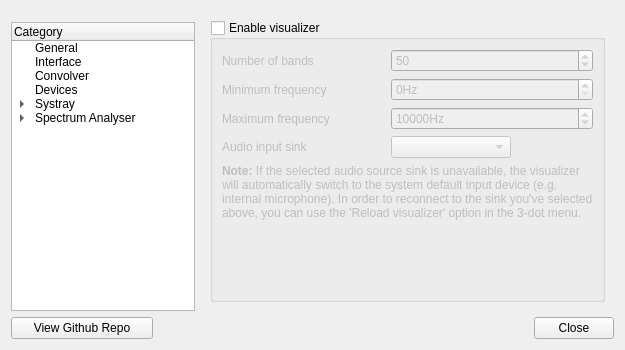
Old version of the form dialog/settings.ui in the repository Audio4Linux/Viper4Linux-GUI.
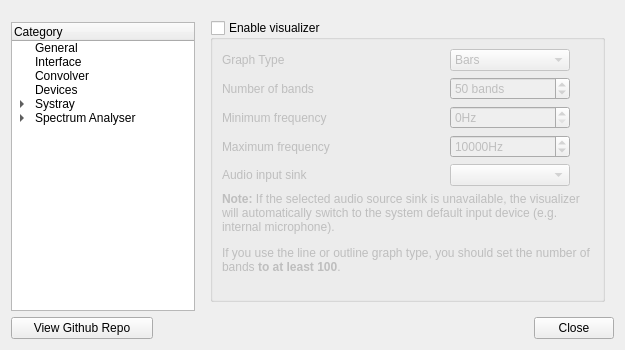
New version of the form. The open tabs and pages were chosen to show the change. Custom widgets are drawn as their Qt base class.

Commit message: Add 2 new graph styles: Outline, Gradient Line

```diff
--- a/dialog/settings.ui
+++ b/dialog/settings.ui
@@ -875,7 +875,7 @@
             <item>
              <layout class="QFormLayout" name="formLayout_4">
               <property name="horizontalSpacing">
-               <number>61</number>
+               <number>120</number>
               </property>
               <property name="leftMargin">
                <number>0</number>
@@ -883,15 +883,24 @@
               <property name="topMargin">
                <number>0</number>
               </property>
-              <item row="0" column="0">
+              <item row="1" column="0">
                <widget class="QLabel" name="label_6">
                 <property name="text">
                  <string>Number of bands</string>
                 </property>
                </widget>
               </item>
-              <item row="0" column="1">
+              <item row="1" column="1">
                <widget class="QSpinBox" name="sa_bands">
+                <property name="maximumSize">
+                 <size>
+                  <width>120</width>
+                  <height>16777215</height>
+                 </size>
+                </property>
+                <property name="suffix">
+                 <string> bands</string>
+                </property>
                 <property name="minimum">
                  <number>5</number>
                 </property>
@@ -903,42 +912,54 @@
                 </property>
                </widget>
               </item>
-              <item row="1" column="0">
+              <item row="2" column="0">
                <widget class="QLabel" name="label_5">
                 <property name="text">
                  <string>Minimum frequency</string>
                 </property>
                </widget>
               </item>
-              <item row="2" column="0">
+              <item row="3" column="0">
                <widget class="QLabel" name="label_7">
                 <property name="text">
                  <string>Maximum frequency</string>
                 </property>
                </widget>
               </item>
-              <item row="3" column="0">
+              <item row="4" column="0">
                <widget class="QLabel" name="label_8">
                 <property name="text">
                  <string>Audio input sink</string>
                 </property>
                </widget>
               </item>
-              <item row="1" column="1">
-               <widget class="QSpinBox" name="sa_minfreq">
-                <property name="suffix">
-                 <string>Hz</string>
-                </property>
-                <property name="maximum">
-                 <number>10000</number>
-                </property>
-                <property name="singleStep">
-                 <number>100</number>
-                </property>
-               </widget>
-              </item>
               <item row="2" column="1">
+               <widget class="QSpinBox" name="sa_minfreq">
+                <property name="maximumSize">
+                 <size>
+                  <width>120</width>
+                  <height>16777215</height>
+                 </size>
+                </property>
+                <property name="suffix">
+                 <string>Hz</string>
+                </property>
+                <property name="maximum">
+                 <number>10000</number>
+                </property>
+                <property name="singleStep">
+                 <number>100</number>
+                </property>
+               </widget>
+              </item>
+              <item row="3" column="1">
                <widget class="QSpinBox" name="sa_maxfreq">
+                <property name="maximumSize">
+                 <size>
+                  <width>120</width>
+                  <height>16777215</height>
+                 </size>
+                </property>
                 <property name="suffix">
                  <string>Hz</string>
                 </property>
@@ -956,7 +977,7 @@
                 </property>
                </widget>
               </item>
-              <item row="3" column="1">
+              <item row="4" column="1">
                <widget class="QComboBox" name="sa_input">
                 <property name="maximumSize">
                  <size>
@@ -966,12 +987,44 @@
                 </property>
                </widget>
               </item>
+              <item row="0" column="0">
+               <widget class="QLabel" name="label_13">
+                <property name="text">
+                 <string>Graph Type</string>
+                </property>
+               </widget>
+              </item>
+              <item row="0" column="1">
+               <widget class="QComboBox" name="sa_type">
+                <property name="maximumSize">
+                 <size>
+                  <width>120</width>
+                  <height>16777215</height>
+                 </size>
+                </property>
+                <item>
+                 <property name="text">
+                  <string>Bars</string>
+                 </property>
+                </item>
+                <item>
+                 <property name="text">
+                  <string>Outline</string>
+                 </property>
+                </item>
+                <item>
+                 <property name="text">
+                  <string>Line (gradient)</string>
+                 </property>
+                </item>
+               </widget>
+              </item>
              </layout>
             </item>
             <item>
              <widget class="QLabel" name="label_10">
               <property name="text">
-               <string>&lt;html&gt;&lt;head/&gt;&lt;body&gt;&lt;p&gt;&lt;span style=&quot; font-weight:600;&quot;&gt;Note:&lt;/span&gt; If the selected audio source sink is unavailable, the visualizer will automatically switch to the system default input device (e.g. internal microphone). In order to reconnect to the sink you've selected above, you can use the 'Reload visualizer' option in the 3-dot menu.&lt;/p&gt;&lt;/body&gt;&lt;/html&gt;</string>
+               <string>&lt;html&gt;&lt;head/&gt;&lt;body&gt;&lt;p&gt;&lt;span style=&quot; font-weight:600;&quot;&gt;Note:&lt;/span&gt; If the selected audio source sink is unavailable, the visualizer will automatically switch to the system default input device (e.g. internal microphone).&lt;/p&gt;&lt;p&gt;If you use the line or outline graph type, you should set the number of bands &lt;span style=&quot; font-weight:600;&quot;&gt;to at least 100&lt;/span&gt;.&lt;/p&gt;&lt;/body&gt;&lt;/html&gt;</string>
               </property>
               <property name="wordWrap">
                <bool>true</bool>
```
Left out of the diff: 5 changed lines with no effect on the pictures. The commit also changes 7 other files.
